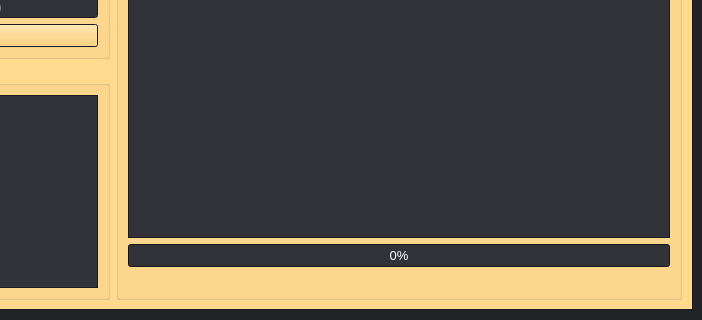
Old version of the form src/xmluvation/resources/ui/XMLuvation.ui in the repository zaricj/XMLuvation; both pictures show x 480 to 1182 and y 652 to 972 of the 1182 by 972 pixel window.
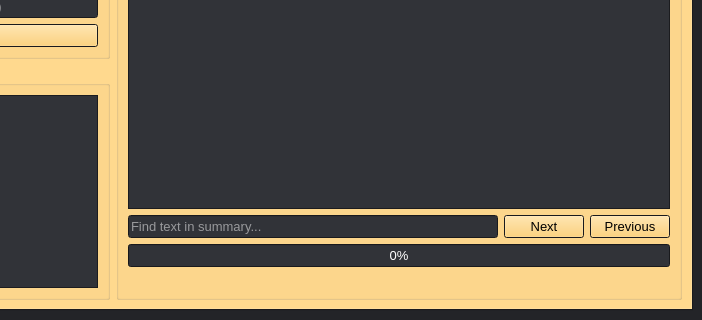
New version of the form. Icons and pictures are not drawn.

Commit message: Add find functionality to XML output with input field and navigation buttons

```diff
--- a/src/xmluvation/resources/ui/XMLuvation.ui
+++ b/src/xmluvation/resources/ui/XMLuvation.ui
@@ -1158,6 +1158,12 @@
             <layout class="QVBoxLayout" name="verticalLayout_5">
              <item>
               <widget class="QTextEdit" name="text_edit_xml_output">
+               <property name="sizePolicy">
+                <sizepolicy hsizetype="Minimum" vsizetype="Expanding">
+                 <horstretch>0</horstretch>
+                 <verstretch>0</verstretch>
+                </sizepolicy>
+               </property>
                <property name="palette">
                 <palette>
                  <active>
@@ -1466,8 +1472,66 @@
                  <strikeout>false</strikeout>
                 </font>
                </property>
+               <property name="readOnly">
+                <bool>true</bool>
+               </property>
               </widget>
              </item>
+             <item>
+              <layout class="QHBoxLayout" name="hor_layout_find_functionality">
+               <item>
+                <widget class="QLineEdit" name="line_edit_xml_output_find_text">
+                 <property name="font">
+                  <font>
+                   <family>Microsoft YaHei UI</family>
+                   <pointsize>10</pointsize>
+                   <italic>false</italic>
+                   <bold>false</bold>
+                   <underline>false</underline>
+                   <strikeout>false</strikeout>
+                  </font>
+                 </property>
+                 <property name="placeholderText">
+                  <string>Find text in summary...</string>
+                 </property>
+                </widget>
+               </item>
+               <item>
+                <widget class="QPushButton" name="button_find_next">
+                 <property name="font">
+                  <font>
+                   <family>Microsoft YaHei UI</family>
+                   <pointsize>10</pointsize>
+                   <italic>false</italic>
+                   <bold>false</bold>
+                   <underline>false</underline>
+                   <strikeout>false</strikeout>
+                  </font>
+                 </property>
+                 <property name="text">
+                  <string>Next</string>
+                 </property>
+                </widget>
+               </item>
+               <item>
+                <widget class="QPushButton" name="button_find_previous">
+                 <property name="font">
+                  <font>
+                   <family>Microsoft YaHei UI</family>
+                   <pointsize>10</pointsize>
+                   <italic>false</italic>
+                   <bold>false</bold>
+                   <underline>false</underline>
+                   <strikeout>false</strikeout>
+                  </font>
+                 </property>
+                 <property name="text">
+                  <string>Previous</string>
+                 </property>
+                </widget>
+               </item>
+              </layout>
+             </item>
              <item>
               <widget class="QProgressBar" name="progressbar_main">
                <property name="font">
```
Left out of the diff: 2 changed lines with no effect on the pictures. The commit also changes 1 other file.
